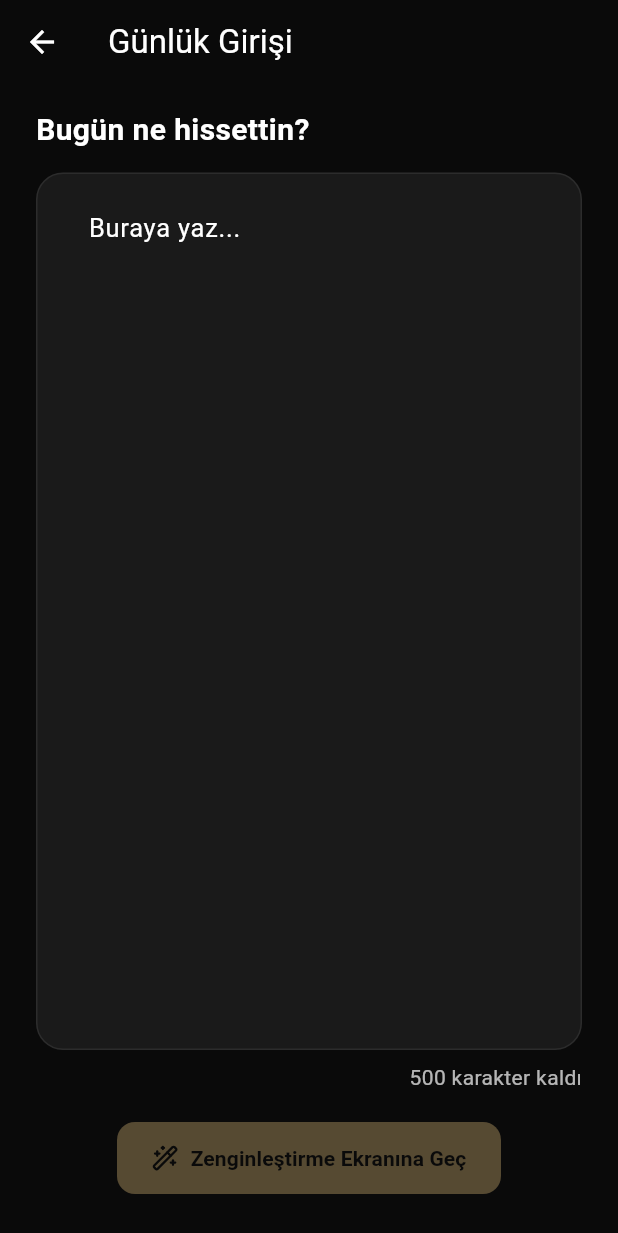
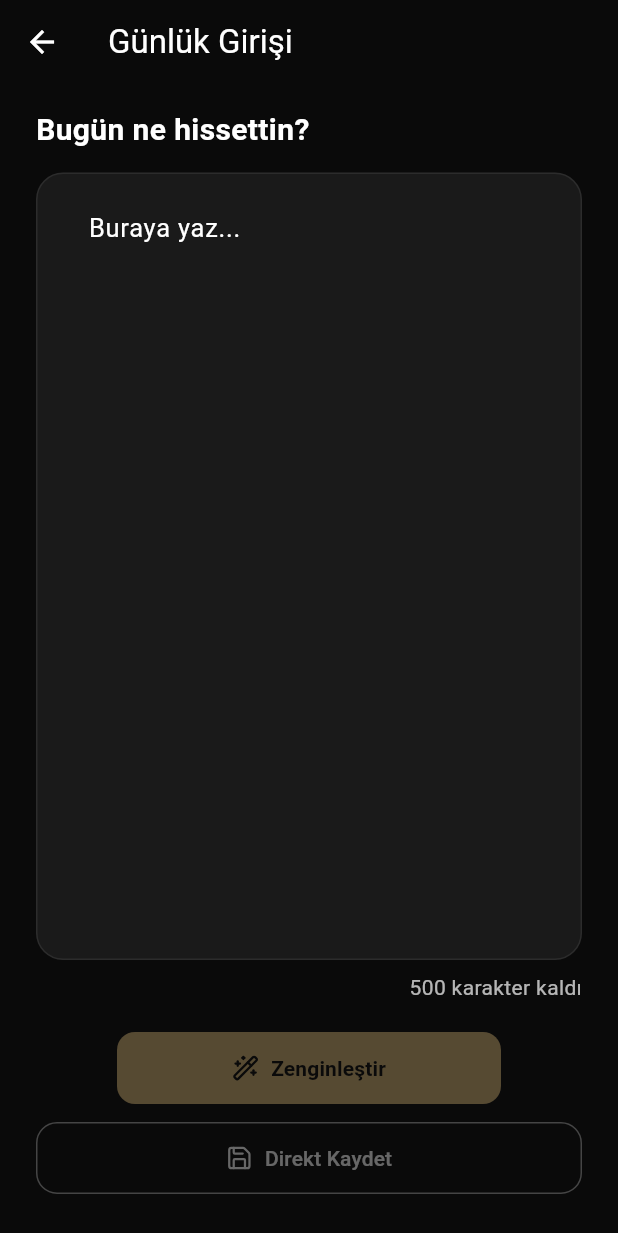
Before and after one commit to AbdullahSaitAvci/ai-gunluk, a Flutter app: the EntryScreen screen opened by its route, on a phone screen of 412 x 824 dp. Shown: the top 1233 px of the screen. Run offline on Flutter 3.47's test engine with Material 3 defaults, Android fonts, the phone set to English and light mode, and no system bars; our stand-ins replace flutter_riverpod, lucide_icons_flutter, table_calendar.

Commit message:
feat: add direct save option to skip AI enrichment

```diff
--- a/mobile/lib/screens/entry_screen.dart
+++ b/mobile/lib/screens/entry_screen.dart
@@ -3,6 +3,7 @@ import 'package:flutter_riverpod/flutter_riverpod.dart';
 import 'package:lucide_icons_flutter/lucide_icons.dart';
 import 'package:mobile/screens/enrich_screen.dart';
 import 'package:mobile/screens/mock_state.dart';
+import 'package:mobile/screens/mood_screen.dart';
 import 'package:mobile/widgets/primary_button.dart';
 import 'package:mobile/widgets/section_card.dart';
 
@@ -77,11 +78,31 @@ class _EntryScreenState extends ConsumerState<EntryScreen> {
               ),
               const SizedBox(height: 20),
               PrimaryButton(
-                label: 'Zenginleştirme Ekranına Geç',
+                label: 'Zenginleştir',
                 icon: LucideIcons.wandSparkles,
                 onPressed: text.trim().isEmpty
                     ? null
                     : () => Navigator.pushNamed(context, EnrichScreen.routeName),
+              ),
+              const SizedBox(height: 12),
+              SizedBox(
+                width: double.infinity,
+                child: OutlinedButton.icon(
+                  icon: const Icon(LucideIcons.save, size: 18),
+                  label: const Text('Direkt Kaydet'),
+                  onPressed: text.trim().isEmpty
+                      ? null
+                      : () {
+                          ref.invalidate(enrichedTextProvider);
+                          Navigator.pushNamed(context, MoodScreen.routeName);
+                        },
+                  style: OutlinedButton.styleFrom(
+                    foregroundColor: Colors.white54,
+                    side: const BorderSide(color: Colors.white24),
+                    padding: const EdgeInsets.symmetric(vertical: 14),
+                    shape: RoundedRectangleBorder(borderRadius: BorderRadius.circular(14)),
+                  ),
+                ),
               ),
             ],
           ),
```
